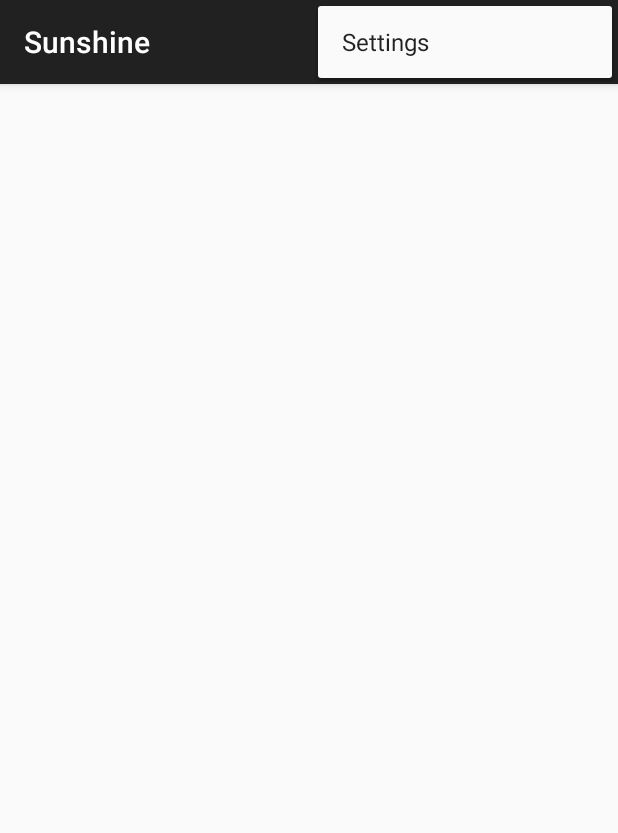
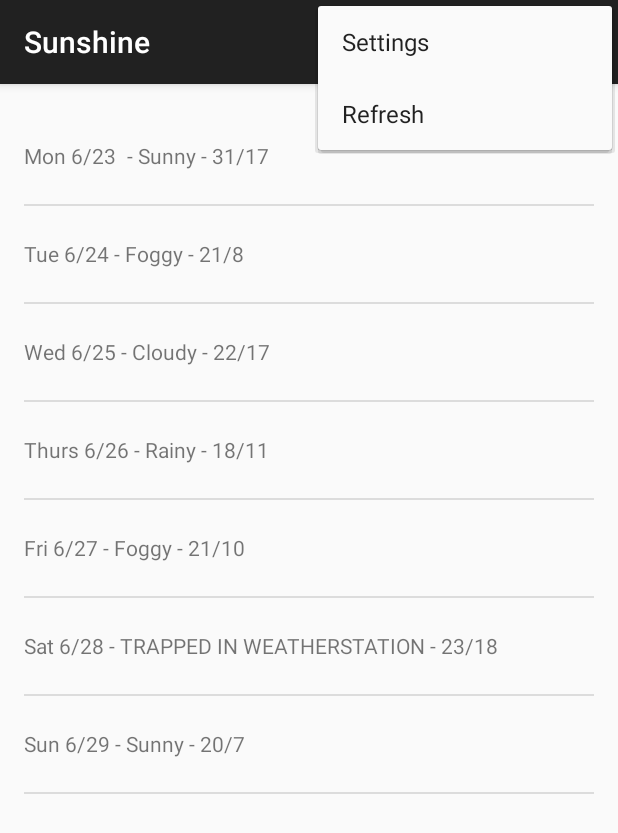
Before and after one commit to zulfiyagit/Sunshine, an Android app: the screen it shows after launch (MainActivity), with the options menu open, on a phone screen of 412 x 824 dp. Shown: the top 833 px of the screen. Run offline under Robolectric (Android 15) with nearby library versions, the phone set to English and light mode, and no system bars.

```diff
--- a/app/build.gradle
+++ b/app/build.gradle
@@ -16,7 +16,9 @@ android {
             minifyEnabled false
             proguardFiles getDefaultProguardFile('proguard-android.txt'), 'proguard-rules.pro'
         }
+
     }
+
 }
 
 dependencies {
--- a/app/src/main/java/zulfiya/kz/edu/sdu/sunshine/MainActivity.java
+++ b/app/src/main/java/zulfiya/kz/edu/sdu/sunshine/MainActivity.java
@@ -1,20 +1,26 @@
 package zulfiya.kz.edu.sdu.sunshine;
 
-import android.support.v7.app.ActionBarActivity;
-import android.os.Bundle;
-import android.view.Menu;
-import android.view.MenuItem;
-
+// 2c4b990da75daf7bc29c57c62c663bde
 
 import android.os.Bundle;
 import android.support.v4.app.Fragment;
 import android.support.v7.app.ActionBarActivity;
+import android.util.Log;
 import android.view.LayoutInflater;
 import android.view.Menu;
 import android.view.MenuItem;
 import android.view.View;
 import android.view.ViewGroup;
 import android.widget.ArrayAdapter;
+import android.widget.ListView;
+
+import java.io.BufferedReader;
+import java.io.IOException;
+import java.io.InputStream;
+import java.io.InputStreamReader;
+import java.net.HttpURLConnection;
+import java.net.MalformedURLException;
+import java.net.URL;
 import java.util.ArrayList;
 import java.util.Arrays;
 import java.util.List;
@@ -27,7 +33,7 @@ public class MainActivity extends ActionBarActivity {
         setContentView(R.layout.activity_main);
         if (savedInstanceState == null) {
             getSupportFragmentManager().beginTransaction()
-                    .add(R.id.container, new PlaceholderFragment())
+                    .add(R.id.container, new ForecastFragment())
                     .commit();
         }
     }
@@ -53,46 +59,4 @@ public class MainActivity extends ActionBarActivity {
 
         return super.onOptionsItemSelected(item);
     }
-
-    /**
-     * A placeholder fragment containing a simple view.
-     */
-    public static class PlaceholderFragment extends Fragment {
-
-        ArrayAdapter<String> mForecastAdapter;
-
-        public PlaceholderFragment() {
-        }
-
-        @Override
-        public View onCreateView(LayoutInflater inflater, ViewGroup container,
-                                 Bundle savedInstanceState) {
-
-            // Create some dummy data for the ListView.  Here's a sample weekly forecast
-            String[] data = {
-                    "Mon 6/23 - Sunny - 31/17",
-                    "Tue 6/24 - Foggy - 21/8",
-                    "Wed 6/25 - Cloudy - 22/17",
-                    "Thurs 6/26 - Rainy - 18/11",
-                    "Fri 6/27 - Foggy - 21/10",
-                    "Sat 6/28 - TRAPPED IN WEATHERSTATION - 23/18",
-                    "Sun 6/29 - Sunny - 20/7"
-            };
-            List<String> weekForecast = new ArrayList<String>(Arrays.asList(data));
-
-
-            // Now that we have some dummy forecast data, create an ArrayAdapter.
-            // The ArrayAdapter will take data from a source (like our dummy forecast) and
-            // use it to populate the ListView it's attached to.
-            mForecastAdapter =
-                    new ArrayAdapter<String>(
-                            getActivity(), // The current context (this activity)
-                            R.layout.list_item_forecast, // The name of the layout ID.
-                            R.id.list_item_forecast_textview, // The ID of the textview to populate.
-                            weekForecast);
-
-            View rootView = inflater.inflate(R.layout.fragment_main, container, false);
-            return rootView;
-        }
-    }
 }
--- /dev/null
+++ b/app/src/main/res/menu/menu_forecast_fragment.xml
@@ -0,0 +1,7 @@
+<menu xmlns:android="http://schemas.android.com/apk/res/android"
+    xmlns:app="http://schemas.android.com/apk/res-auto"
+    xmlns:tools="http://schemas.android.com/tools"
+    tools:context="zulfiya.kz.edu.sdu.sunshine.ForecastFragment">
+    <item android:id="@+id/action_refresh" android:title="@string/action_refresh"
+        android:orderInCategory="100" app:showAsAction="never" />
+</menu>
--- a/app/src/main/res/values/strings.xml
+++ b/app/src/main/res/values/strings.xml
@@ -4,5 +4,7 @@
     <string name="app_name">Sunshine</string>
     <string name="hello_world">Hello world!</string>
     <string name="action_settings">Settings</string>
+    <string name="title_activity_forecast_fragment">ForecastFragment</string>
+    <string name="action_refresh">Refresh</string>
 
 </resources>
```
Also changed, not shown: app/src/main/AndroidManifest.xml (+7 -0 lines), app/src/main/java/zulfiya/kz/edu/sdu/sunshine/ForecastFragment.java (added, +195 -0 lines), app/src/main/res/layout/fragment_main.xml (line endings or trailing spaces), 1 other file.
